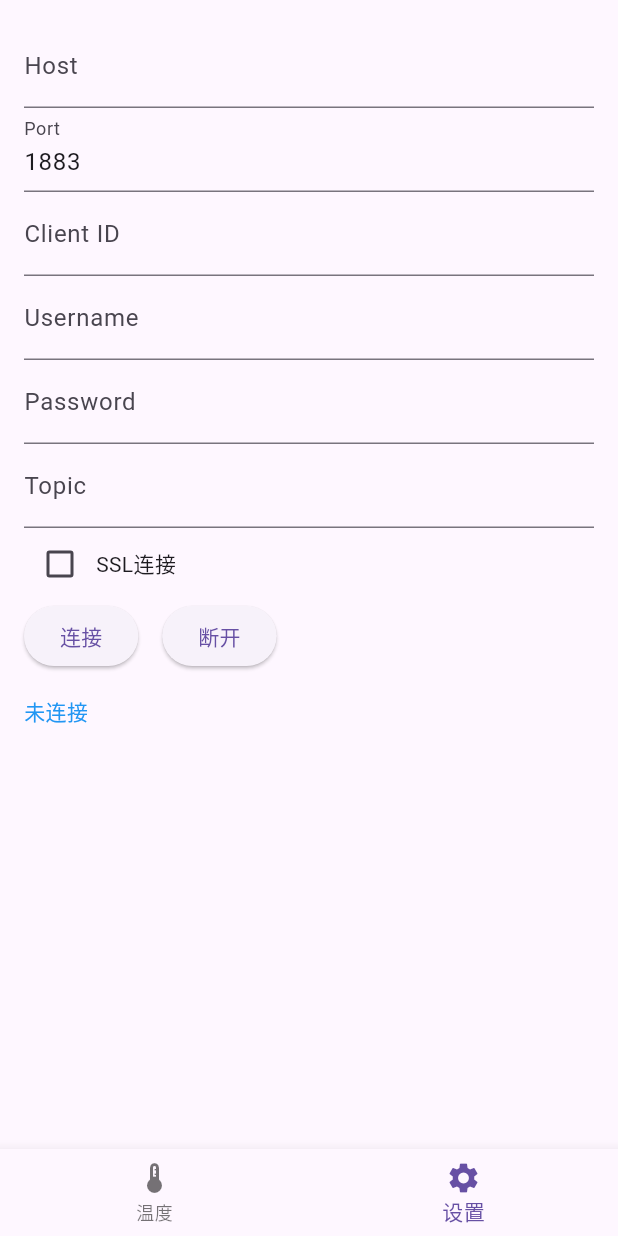
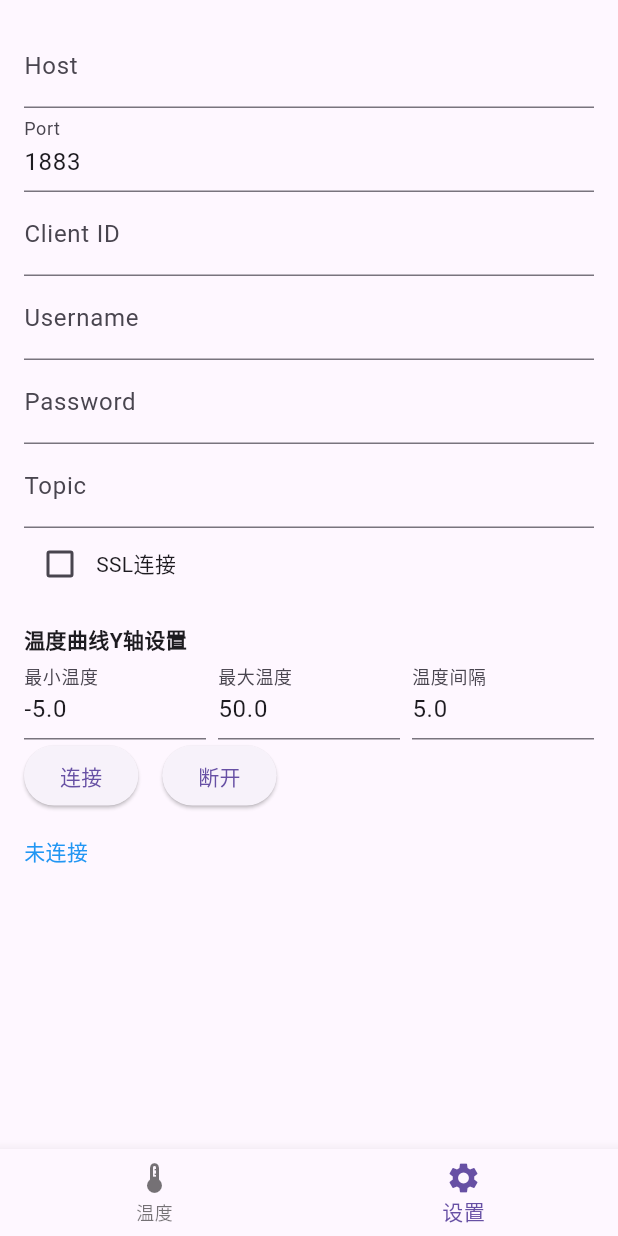
Before and after one commit to qixiaoyu0315/edx, a Flutter app: the screen it shows after launch, item 2 of the bottom bar chosen, after a tap on "断开", on a phone screen of 412 x 824 dp. Run offline on Flutter 3.47's test engine with Material 3 defaults, Android fonts, the light colour scheme and no system bars; our stand-ins replace fl_chart, sqflite; missing offline and left inert: mqtt_client; accounts and stored records are empty.

Commit message:
增加刻度间隔

```diff
--- a/lib/main.dart
+++ b/lib/main.dart
@@ -26,7 +26,7 @@ class MqttConfigStorage {
     final path = join(dbPath, 'mqtt_config.db');
     _db = await openDatabase(
       path,
-      version: 1,
+      version: 2,
       onCreate: (db, version) async {
         await db.execute('''
           CREATE TABLE mqtt_config (
@@ -37,9 +37,19 @@ class MqttConfigStorage {
             username TEXT,
             password TEXT,
             topic TEXT,
-            useSSL INTEGER
+            useSSL INTEGER,
+            ymin REAL,
+            ymax REAL,
+            yinterval REAL
           )
         ''');
+      },
+      onUpgrade: (db, oldVersion, newVersion) async {
+        if (oldVersion < 2) {
+          await db.execute('ALTER TABLE mqtt_config ADD COLUMN ymin REAL');
+          await db.execute('ALTER TABLE mqtt_config ADD COLUMN ymax REAL');
+          await db.execute('ALTER TABLE mqtt_config ADD COLUMN yinterval REAL');
+        }
       },
     );
   }
@@ -55,6 +65,9 @@ class MqttConfigStorage {
       'password': mqtt.password,
       'topic': mqtt.topic,
       'useSSL': mqtt.useSSL ? 1 : 0,
+      'ymin': mqtt.ymin,
+      'ymax': mqtt.ymax,
+      'yinterval': mqtt.yinterval,
     });
   }
 
@@ -70,6 +83,9 @@ class MqttConfigStorage {
       mqtt.password = map['password'] as String? ?? '';
       mqtt.topic = map['topic'] as String? ?? '';
       mqtt.useSSL = (map['useSSL'] as int? ?? 0) == 1;
+      mqtt.ymin = (map['ymin'] as num?)?.toDouble() ?? -5.0;
+      mqtt.ymax = (map['ymax'] as num?)?.toDouble() ?? 50.0;
+      mqtt.yinterval = (map['yinterval'] as num?)?.toDouble() ?? 5.0;
     }
   }
 }
@@ -88,6 +104,9 @@ class MqttService {
   String password = '';
   String topic = '';
   bool useSSL = false;
+  double ymin = -5.0;
+  double ymax = 50.0;
+  double yinterval = 5.0;
 
   MqttService._internal();
 
@@ -294,13 +313,15 @@ class _TemperaturePageState extends State<TemperaturePage> {
     if (deviceHistory.isEmpty) {
       return const Center(child: Text('暂无温度数据'));
     }
-    final maxLen = deviceHistory.values.map((l) => l.length).fold<int>(0, (a, b) => a > b ? a : b);
+    final ymin = mqtt.ymin;
+    final ymax = mqtt.ymax;
+    final interval = mqtt.yinterval;
     return Padding(
       padding: const EdgeInsets.all(16.0),
       child: LineChart(
         LineChartData(
-          minY: deviceHistory.values.expand((l) => l).fold<double>(1000, (a, b) => a < b ? a : b),
-          maxY: deviceHistory.values.expand((l) => l).fold<double>(-1000, (a, b) => a > b ? a : b),
+          minY: ymin,
+          maxY: ymax,
           lineBarsData: deviceHistory.entries.toList().asMap().entries.map((entry) {
             final idx = entry.key;
             final dev = entry.value.key;
@@ -312,11 +333,16 @@ class _TemperaturePageState extends State<TemperaturePage> {
               barWidth: 3,
               dotData: FlDotData(show: false),
               belowBarData: BarAreaData(show: false),
-              // 可加legend
             );
           }).toList(),
           titlesData: FlTitlesData(
-            leftTitles: AxisTitles(sideTitles: SideTitles(showTitles: true)),
+            leftTitles: AxisTitles(
+              sideTitles: SideTitles(
+                showTitles: true,
+                interval: interval,
+                getTitlesWidget: (value, meta) => Text(value.toStringAsFixed(0)),
+              ),
+            ),
             bottomTitles: AxisTitles(sideTitles: SideTitles(showTitles: true)),
             rightTitles: AxisTitles(sideTitles: SideTitles(showTitles: false)),
             topTitles: AxisTitles(sideTitles: SideTitles(showTitles: false)),
@@ -374,6 +400,9 @@ class _SettingsPageState extends State<SettingsPage> {
   final mqtt = MqttService();
   final _formKey = GlobalKey<FormState>();
   final TextEditingController _msgController = TextEditingController();
+  final TextEditingController _yminController = TextEditingController();
+  final TextEditingController _ymaxController = TextEditingController();
+  final TextEditingController _yintervalController = TextEditingController();
   bool _configLoaded = false;
 
   @override
@@ -384,6 +413,9 @@ class _SettingsPageState extends State<SettingsPage> {
 
   Future<void> _loadConfig() async {
     await MqttConfigStorage().loadConfig(mqtt);
+    _yminController.text = mqtt.ymin.toString();
+    _ymaxController.text = mqtt.ymax.toString();
+    _yintervalController.text = mqtt.yinterval.toString();
     setState(() {
       _configLoaded = true;
     });
@@ -392,6 +424,9 @@ class _SettingsPageState extends State<SettingsPage> {
   @override
   void dispose() {
     _msgController.dispose();
+    _yminController.dispose();
+    _ymaxController.dispose();
+    _yintervalController.dispose();
     super.dispose();
   }
 
@@ -466,6 +501,38 @@ class _SettingsPageState extends State<SettingsPage> {
                 const Text('SSL连接'),
               ],
             ),
+            const SizedBox(height: 16),
+            const Text('温度曲线Y轴设置', style: TextStyle(fontWeight: FontWeight.bold)),
+            Row(
+              children: [
+                Expanded(
+                  child: TextFormField(
+                    controller: _yminController,
+                    decoration: const InputDecoration(labelText: '最小温度'),
+                    keyboardType: TextInputType.number,
+                    onChanged: (v) => mqtt.ymin = double.tryParse(v) ?? -5.0,
+                  ),
+                ),
+                const SizedBox(width: 8),
+                Expanded(
+                  child: TextFormField(
+                    controller: _ymaxController,
+                    decoration: const InputDecoration(labelText: '最大温度'),
+                    keyboardType: TextInputType.number,
+                    onChanged: (v) => mqtt.ymax = double.tryParse(v) ?? 50.0,
+                  ),
+                ),
+                const SizedBox(width: 8),
+                Expanded(
+                  child: TextFormField(
+                    controller: _yintervalController,
+                    decoration: const InputDecoration(labelText: '温度间隔'),
+                    keyboardType: TextInputType.number,
+                    onChanged: (v) => mqtt.yinterval = double.tryParse(v) ?? 5.0,
+                  ),
+                ),
+              ],
+            ),
             Row(
               children: [
                 ElevatedButton(
@@ -477,8 +544,9 @@ class _SettingsPageState extends State<SettingsPage> {
                 ),
                 const SizedBox(width: 16),
                 ElevatedButton(
-                  onPressed: () {
+                  onPressed: () async {
                     mqtt.disconnect();
+                    await MqttConfigStorage().saveConfig(mqtt);
                     setState(() {});
                   },
                   child: const Text('断开'),
```
